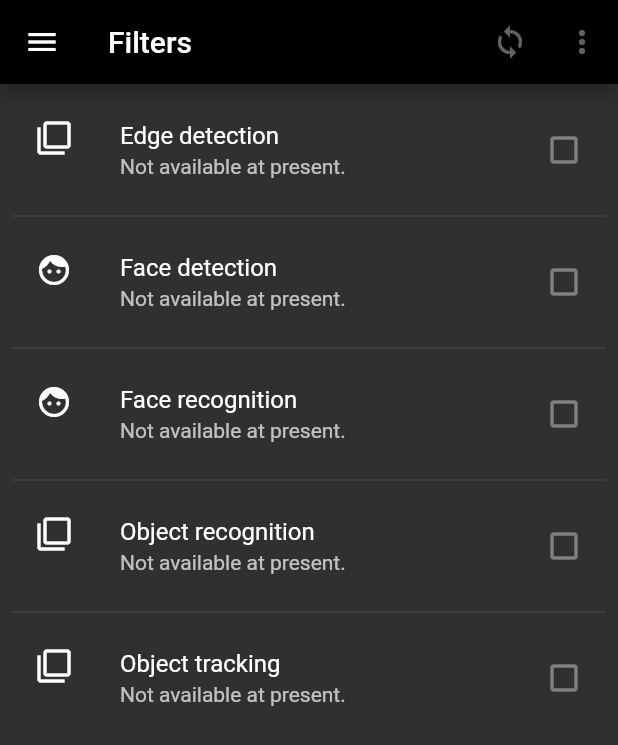
After one commit to Conreality/conreality-developer, a Flutter app: the SensorsScreen screen opened by its route, in the side drawer, after a tap on "Filters", on a phone screen of 412 x 824 dp. The commit adds this screen. Shown: the top 745 px of the screen. Run offline on Flutter 3.47's test engine with Material 2 defaults, Android fonts, the phone set to English and light mode, and no system bars; our stand-ins replace package_info; missing offline and left inert: conreality_camera, conreality_chat, conreality_compass, conreality_dosimeter, conreality_login, conreality_map and 3 more; statements that could not run were skipped.

Commit message:
Added a filters screen.

```diff
--- /dev/null
+++ b/lib/filters_screen.dart
@@ -0,0 +1,43 @@
+/* This is free and unencumbered software released into the public domain. */
+
+import 'package:flutter/material.dart';
+
+import 'main_drawer.dart' show MainDrawer;
+
+import 'src/filter_list.dart' show FilterList;
+
+////////////////////////////////////////////////////////////////////////////////
+
+class FiltersScreen extends StatefulWidget {
+  static const route = "/filters";
+
+  FiltersScreen({Key key}) : super(key: key);
+
+  @override
+  State<FiltersScreen> createState() => _FiltersState();
+}
+
+////////////////////////////////////////////////////////////////////////////////
+
+class _FiltersState extends State<FiltersScreen> {
+  @override
+  Widget build(final BuildContext context) {
+    return Scaffold(
+      appBar: AppBar(
+        title: Text("Filters"),
+        actions: <Widget>[
+          IconButton(
+            icon: Icon(Icons.sync),
+            onPressed: null,
+          ),
+          IconButton(
+            icon: Icon(Icons.more_vert),
+            onPressed: null,
+          ),
+        ].where((element) => element != null).toList(),
+      ),
+      drawer: MainDrawer(),
+      body: Center(child: FilterList()),
+    );
+  }
+}
--- a/lib/main_drawer.dart
+++ b/lib/main_drawer.dart
@@ -38,6 +38,11 @@ class _MainDrawerState extends State<MainDrawer> {
         title: Text("Sensors"),
         onTap: () => Navigator.of(context).pushNamed("/sensors"),
       ),
+      ListTile(
+        leading: Icon(Icons.filter),
+        title: Text("Filters"),
+        onTap: () => Navigator.of(context).pushNamed("/filters"),
+      ),
       Divider(),
       AboutListTile(
         icon: FlutterLogo(), // TODO
--- a/lib/routes.dart
+++ b/lib/routes.dart
@@ -2,6 +2,7 @@
 
 import 'package:flutter/material.dart' show WidgetBuilder;
 
+import 'filters_screen.dart' show FiltersScreen;
 import 'sensors_screen.dart' show SensorsScreen;
 import 'scripts_screen.dart' show ScriptsScreen;
 import 'widgets_screen.dart' show WidgetsScreen;
@@ -18,17 +19,18 @@ import 'src/tracker_screen.dart' show TrackerScreen;
 ////////////////////////////////////////////////////////////////////////////////
 
 Map<String, WidgetBuilder> appRoutes = {
-  SensorsScreen.route: (context) => SensorsScreen(),
-  ScriptsScreen.route: (context) => ScriptsScreen(),
-  WidgetsScreen.route: (context) => WidgetsScreen(),
-
+  // Drawer
+  FiltersScreen.route: (_) => FiltersScreen(),
+  SensorsScreen.route: (_) => SensorsScreen(),
+  ScriptsScreen.route: (_) => ScriptsScreen(),
+  WidgetsScreen.route: (_) => WidgetsScreen(),
   // Widgets
-  CameraScreen.route: (context) => CameraScreen(),
-  ChatScreen.route: (context) => ChatScreen(),
-  CompassScreen.route: (context) => CompassScreen(),
-  DosimeterScreen.route: (context) => DosimeterScreen(),
-  LoginScreen.route: (context) => LoginScreen(),
-  MapScreen.route: (context) => MapScreen(),
-  ReplayScreen.route: (context) => ReplayScreen(),
-  TrackerScreen.route: (context) => TrackerScreen(),
+  CameraScreen.route: (_) => CameraScreen(),
+  ChatScreen.route: (_) => ChatScreen(),
+  CompassScreen.route: (_) => CompassScreen(),
+  DosimeterScreen.route: (_) => DosimeterScreen(),
+  LoginScreen.route: (_) => LoginScreen(),
+  MapScreen.route: (_) => MapScreen(),
+  ReplayScreen.route: (_) => ReplayScreen(),
+  TrackerScreen.route: (_) => TrackerScreen(),
 };
--- /dev/null
+++ b/lib/src/filter_list.dart
@@ -0,0 +1,53 @@
+/* This is free and unencumbered software released into the public domain. */
+
+import 'package:flutter/material.dart';
+
+////////////////////////////////////////////////////////////////////////////////
+
+class FilterInfo {
+  final IconData icon;
+  final String label;
+  final String summary;
+  final bool isActive;
+
+  const FilterInfo(this.icon, this.label, this.summary, this.isActive);
+}
+
+////////////////////////////////////////////////////////////////////////////////
+
+final List<FilterInfo> _filters = [
+  FilterInfo(null, "Edge detection", "Not available at present.", false), // TODO: icon
+  FilterInfo(Icons.face, "Face detection", "Not available at present.", false),
+  FilterInfo(Icons.face, "Face recognition", "Not available at present.", false),
+  FilterInfo(null, "Object recognition", "Not available at present.", false),
+  FilterInfo(null, "Object tracking", "Not available at present.", false),
+];
+
+////////////////////////////////////////////////////////////////////////////////
+
+class FilterList extends StatelessWidget {
+  @override
+  Widget build(final BuildContext context) {
+    return ListView.separated(
+      padding: EdgeInsets.all(8.0),
+      itemCount: _filters.length,
+      itemBuilder: (final BuildContext context, final int index) {
+        final FilterInfo filter = _filters[index];
+        return GestureDetector(
+          child: ListTile(
+            leading: Icon(filter.icon ?? Icons.filter_none),
+            title: Text(filter.label),
+            subtitle: Text(filter.summary),
+            trailing: Icon(filter.isActive ? Icons.check_box : Icons.check_box_outline_blank, color: Theme.of(context).disabledColor),
+          ),
+          onTap: () {
+            // TODO
+          },
+        );
+      },
+      separatorBuilder: (final BuildContext context, final int index) {
+        return Divider();
+      },
+    );
+  }
+}
--- a/lib/src/sensor_list.dart
+++ b/lib/src/sensor_list.dart
@@ -15,7 +15,7 @@ class SensorInfo {
 
 ////////////////////////////////////////////////////////////////////////////////
 
-final List<SensorInfo> _widgets = [
+final List<SensorInfo> _sensors = [
   SensorInfo(Icons.mic, "Audio", "Using the built-in microphone.", true),
   SensorInfo(Icons.battery_std, "Battery", "Using the built-in battery meter.", true),
   SensorInfo(Icons.navigation, "Compass", "Using the built-in magnetometer.", true),
@@ -35,9 +35,9 @@ class SensorList extends StatelessWidget {
   Widget build(final BuildContext context) {
     return ListView.separated(
       padding: EdgeInsets.all(8.0),
-      itemCount: _widgets.length,
+      itemCount: _sensors.length,
       itemBuilder: (final BuildContext context, final int index) {
-        final SensorInfo sensor = _widgets[index];
+        final SensorInfo sensor = _sensors[index];
         return GestureDetector(
           child: ListTile(
             leading: Icon(sensor.icon ?? Icons.devices),
```
